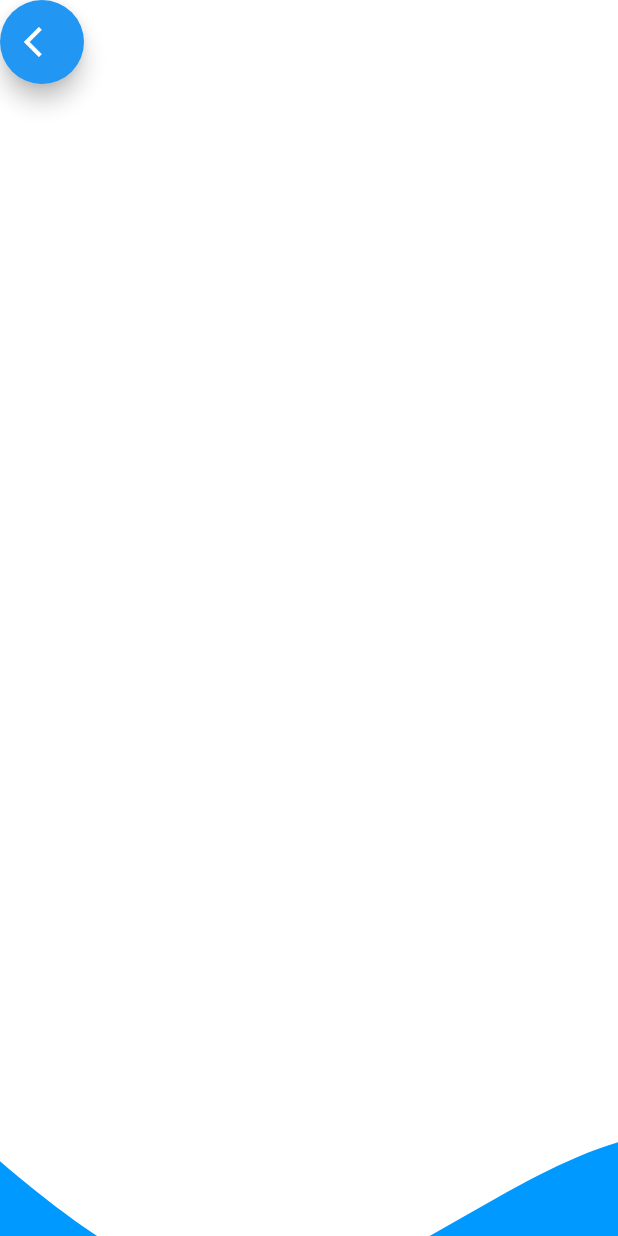
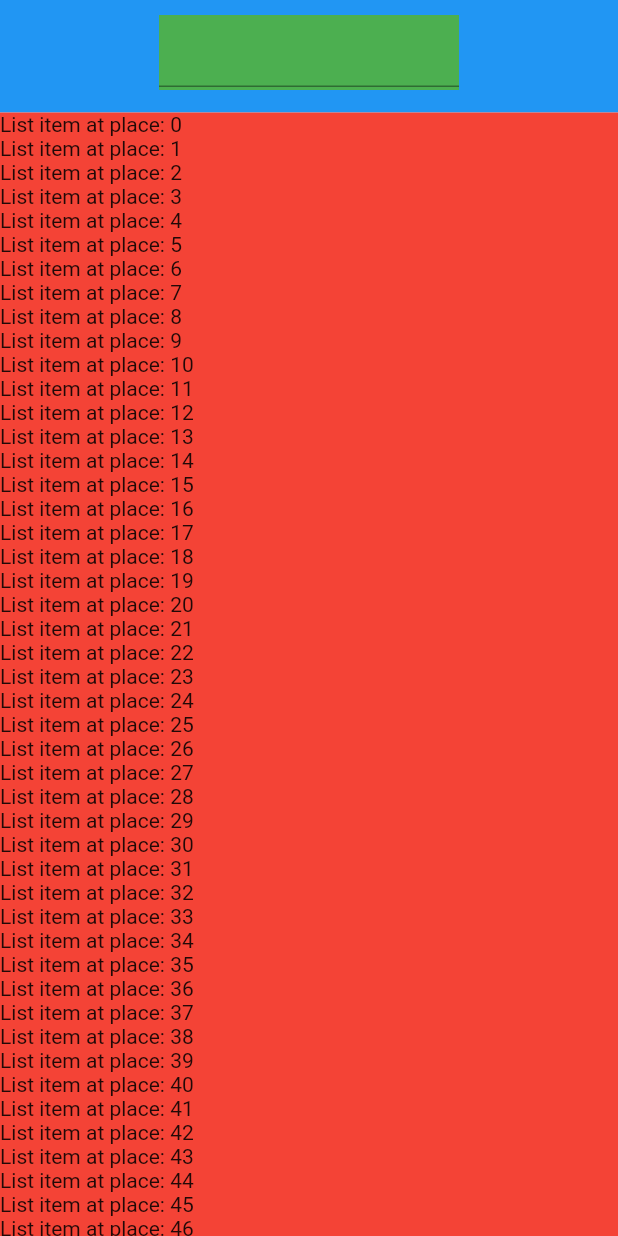
Before and after one commit to Fadope1/LoginScreen, a Flutter app: the screen it shows after launch, on a phone screen of 412 x 824 dp. Run offline on Flutter 3.47's test engine with Material 2 defaults, Android fonts, the phone set to English and light mode, and no system bars; our stand-ins replace flutter_svg, rive; missing offline and left inert: pausable_timer.

Commit message:
adaptive_searchbar

```diff
--- a/lib/main.dart
+++ b/lib/main.dart
@@ -6,14 +6,13 @@ void main() {
   runApp(const MainPage());
 }
 
-// test
 class MainPage extends StatelessWidget {
   const MainPage({super.key});
 
   @override
   Widget build(BuildContext context) => MaterialApp(
         title: "Fabians Showcase app",
-        initialRoute: '/',
+        initialRoute: '/skill-list',
         routes: {
           '/': (context) => const StartPage(),
           '/skill-list': (context) => const SkillListPage(),
--- a/lib/skill_list.dart
+++ b/lib/skill_list.dart
@@ -1,17 +1,100 @@
 import 'package:flutter/material.dart';
 
-class SkillListPage extends StatelessWidget {
+class SkillListPage extends StatefulWidget {
   const SkillListPage({super.key});
 
   @override
+  State<SkillListPage> createState() => _SkillListPageState();
+}
+
+class _SkillListPageState extends State<SkillListPage> {
+  double searchBarPosTop = 10.0;
+  // double searchBarWidth = 50.0;
+
+  List<Widget> items = List.generate(
+    100,
+    (index) => Text('List item at place: $index'),
+  );
+
+  @override
   Widget build(BuildContext context) {
-    return Center(
-      child: TextButton(
-        onPressed: () {
-          Navigator.pop(context);
+    // Size window = MediaQuery.of(context).size;
+
+    return CustomScaffold(
+      seachBar: const TextField(),
+      seachBarTop: searchBarPosTop,
+      searchBarWidth: (searchBarPosTop * 5).clamp(200, 300),
+      body: NotificationListener(
+        onNotification: (notification) {
+          if (notification is ScrollUpdateNotification) {
+            double deltaY = notification.dragDetails?.delta.dy ?? 0.0;
+
+            double newPos = searchBarPosTop + deltaY;
+            newPos = newPos.clamp(10, 90);
+
+            setState(() {
+              searchBarPosTop = newPos;
+            });
+
+            return true;
+          }
+          return false;
         },
-        child: const Text("Press me to go back"),
+        child: ListView(
+          children: items,
+        ),
       ),
     );
   }
 }
+
+class CustomScaffold extends StatelessWidget {
+  const CustomScaffold({
+    super.key,
+    required this.body,
+    required this.seachBar,
+    required this.seachBarTop,
+    this.appBarHeight = 75,
+    this.searchBarWidth = 100,
+  });
+
+  final Widget body;
+  final Widget seachBar;
+  final double appBarHeight;
+  final double seachBarTop;
+  final double searchBarWidth;
+
+  @override
+  Widget build(BuildContext context) {
+    Size window = MediaQuery.of(context).size;
+
+    return Scaffold(
+      body: SafeArea(
+        child: Stack(
+          children: [
+            Column(
+              children: [
+                Container(height: appBarHeight, color: Colors.blue),
+                Expanded(
+                  child: Container(
+                    color: Colors.red,
+                    child: body,
+                  ),
+                ),
+              ],
+            ),
+            Positioned(
+              top: seachBarTop,
+              left: (window.width - searchBarWidth) / 2,
+              child: SizedBox(
+                width: searchBarWidth,
+                height: 50,
+                child: Container(color: Colors.green, child: seachBar),
+              ),
+            ),
+          ],
+        ),
+      ),
+    );
+  }
+}
--- a/lib/start_page.dart
+++ b/lib/start_page.dart
@@ -10,9 +10,6 @@ class StartPage extends StatefulWidget {
   State<StatefulWidget> createState() => _StartPage();
 }
 
-/// how do i manage multiple waves
-/// setup login screen and success screen
-
 class _StartPage extends State<StartPage> {
   bool animationPlaying = true;
 
@@ -20,6 +17,9 @@ class _StartPage extends State<StartPage> {
   double rateBlue = defaultWavePos;
   double rateOrange = defaultWavePos + 200;
   double rateYellow = defaultWavePos + 500;
+
+  bool firstRun =
+      true; // rather its the first time running the app -> only run certain animations once
 
   bool animateRight = false;
 
@@ -46,34 +46,6 @@ class _StartPage extends State<StartPage> {
     double rightOffset = animateRight ? 0 : -1000;
     double leftOffset = animateRight ? -1000 : 0;
     Size window = MediaQuery.of(context).size;
-
-    Widget login2BackButton = AnimatedPositioned(
-      top: animateRight ? 10 : 50,
-      left: animateRight ? 10 : 50,
-      duration: const Duration(milliseconds: 400),
-      child: FloatingActionButton(
-        onPressed: () => setState(() {
-          rateYellow = animateRight
-              ? defaultWavePos + 500
-              : 360; // only show on right side
-          animationPlaying = true;
-          animateRight = !animateRight;
-          rateBlue = 430;
-          rateOrange = 300;
-        }),
-        child: AnimatedCrossFade(
-          crossFadeState: animateRight
-              ? CrossFadeState.showFirst
-              : CrossFadeState.showSecond,
-          duration: const Duration(milliseconds: 500),
-          firstChild: const Padding(
-            padding: EdgeInsets.only(left: 10),
-            child: Icon(Icons.arrow_back_ios),
-          ),
-          secondChild: const Icon(Icons.save),
-        ),
-      ),
-    );
 
     return Scaffold(
       backgroundColor: Colors.white,
@@ -118,9 +90,9 @@ class _StartPage extends State<StartPage> {
                   },
                 ),
               ),
+              // this is the right side of the screen
               if (animateRight)
                 AnimatedOpacity(
-                  // this is the right side of the screen
                   duration: const Duration(milliseconds: 400),
                   opacity: !animationPlaying && animateRight ? 1 : 0,
                   child: ListView(
@@ -152,15 +124,17 @@ class _StartPage extends State<StartPage> {
                     ],
                   ),
                 ),
+              // this is the left side login widget
               AnimatedPositioned(
                 duration: const Duration(milliseconds: 600),
-                top: animationPlaying ? 700 : window.width / 4,
+                top: firstRun && animationPlaying ? 700 : window.width / 4,
                 curve: Curves.fastOutSlowIn,
-                left: leftOffset + window.width / 7.35,
+                left: leftOffset,
+                right: 0,
                 child: AnimatedOpacity(
                   duration: const Duration(milliseconds: 1500),
                   curve: Curves.fastOutSlowIn,
-                  opacity: animationPlaying ? 0 : 1,
+                  opacity: firstRun && animationPlaying ? 0 : 1,
                   child: SizedBox(
                     width: 300,
                     child: Login(
@@ -171,12 +145,14 @@ class _StartPage extends State<StartPage> {
                           animateRight = !animateRight;
                           rateBlue = 430;
                           rateOrange = 300;
+                          firstRun = false;
                         });
                       },
                     ),
                   ),
                 ),
               ),
+              // debug floating action button topleft
               Positioned(
                 top: 0,
                 left: 0,
@@ -191,6 +167,7 @@ class _StartPage extends State<StartPage> {
                         animateRight = !animateRight;
                         rateBlue = 430;
                         rateOrange = 300;
+                        firstRun = false;
                       },
                     ),
                     child: const Icon(Icons.arrow_back_ios),
```
Also changed, not shown: 1 other file.
